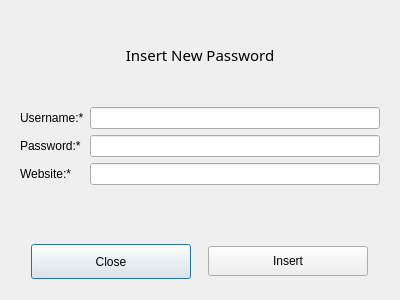
This is GUI/insertiondialog.ui in pouyace/Password-Keeper as Qt 5 draws it before an edit. The edited form follows.
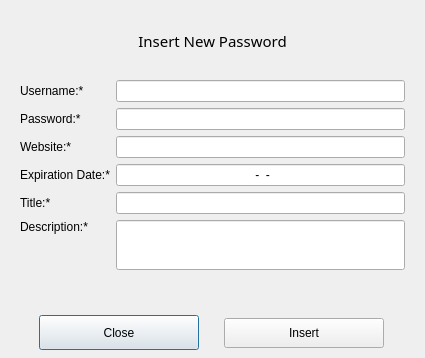
This is the edited form.

Diff of the .ui file:
```diff
--- a/GUI/insertiondialog.ui
+++ b/GUI/insertiondialog.ui
@@ -6,8 +6,8 @@
    <rect>
     <x>0</x>
     <y>0</y>
-    <width>400</width>
-    <height>300</height>
+    <width>425</width>
+    <height>358</height>
    </rect>
   </property>
   <property name="windowTitle">
@@ -55,9 +55,51 @@
        <item>
         <widget class="QWidget" name="widget" native="true">
          <layout class="QGridLayout" name="gridLayout">
+          <item row="1" column="0">
+           <widget class="QLabel" name="label_2">
+            <property name="font">
+             <font>
+              <pointsize>9</pointsize>
+             </font>
+            </property>
+            <property name="text">
+             <string>Password:*</string>
+            </property>
+           </widget>
+          </item>
+          <item row="3" column="0">
+           <widget class="QLabel" name="label_10">
+            <property name="text">
+             <string>Expiration Date:*</string>
+            </property>
+           </widget>
+          </item>
+          <item row="4" column="0">
+           <widget class="QLabel" name="label_11">
+            <property name="text">
+             <string>Title:*</string>
+            </property>
+           </widget>
+          </item>
           <item row="1" column="1">
            <widget class="QLineEdit" name="passwordLineEdit"/>
           </item>
+          <item row="2" column="1">
+           <widget class="QLineEdit" name="websiteLineEdit"/>
+          </item>
+          <item row="0" column="1">
+           <widget class="QLineEdit" name="usernameLineEdit"/>
+          </item>
+          <item row="3" column="1">
+           <widget class="QLineEdit" name="expirationDateLineEdit">
+            <property name="inputMask">
+             <string>9999-99-99</string>
+            </property>
+            <property name="alignment">
+             <set>Qt::AlignCenter</set>
+            </property>
+           </widget>
+          </item>
           <item row="2" column="0">
            <widget class="QLabel" name="label_3">
             <property name="font">
@@ -70,9 +112,6 @@
             </property>
            </widget>
           </item>
-          <item row="2" column="1">
-           <widget class="QLineEdit" name="websiteLineEdit"/>
-          </item>
           <item row="0" column="0">
            <widget class="QLabel" name="label">
             <property name="font">
@@ -85,22 +124,7 @@
             </property>
            </widget>
           </item>
-          <item row="1" column="0">
-           <widget class="QLabel" name="label_2">
-            <property name="font">
-             <font>
-              <pointsize>9</pointsize>
-             </font>
-            </property>
-            <property name="text">
-             <string>Password:*</string>
-            </property>
-           </widget>
-          </item>
-          <item row="0" column="1">
-           <widget class="QLineEdit" name="usernameLineEdit"/>
-          </item>
-          <item row="3" column="0" colspan="2">
+          <item row="6" column="0" colspan="2">
            <widget class="QLabel" name="resultLabel">
             <property name="font">
              <font>
@@ -112,6 +136,29 @@
             </property>
            </widget>
           </item>
+          <item row="4" column="1">
+           <widget class="QLineEdit" name="titleLineEdit"/>
+          </item>
+          <item row="5" column="0">
+           <widget class="QLabel" name="label_12">
+            <property name="text">
+             <string>Description:*</string>
+            </property>
+            <property name="alignment">
+             <set>Qt::AlignLeading|Qt::AlignLeft|Qt::AlignTop</set>
+            </property>
+           </widget>
+          </item>
+          <item row="5" column="1">
+           <widget class="QLineEdit" name="descriptionLineEdit">
+            <property name="minimumSize">
+             <size>
+              <width>0</width>
+              <height>50</height>
+             </size>
+            </property>
+           </widget>
+          </item>
          </layout>
         </widget>
        </item>
```
